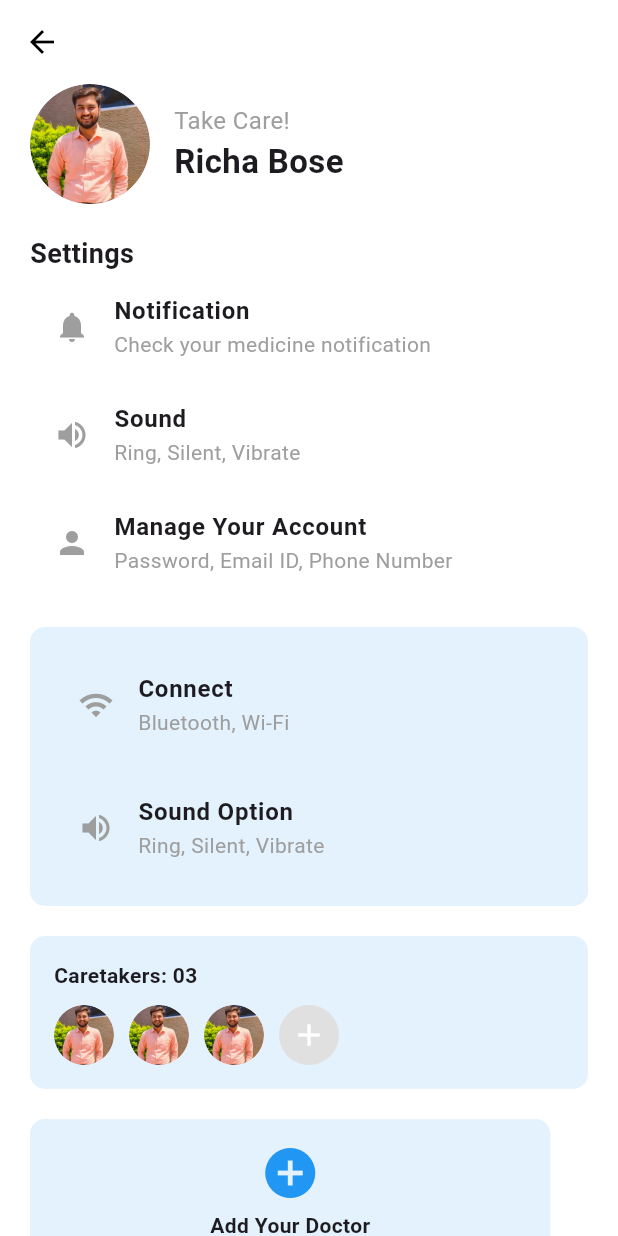
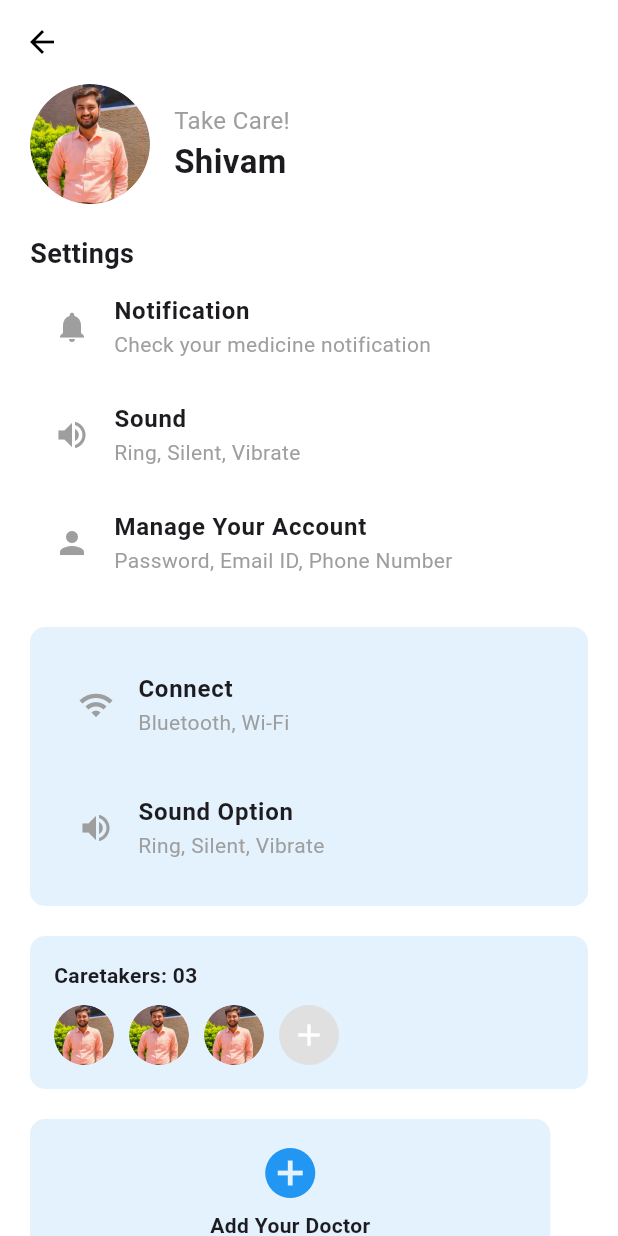
Before and after one commit to samjha1/medicine-reminder-app, a Flutter app: the ProfileScreen screen opened directly, on a phone screen of 412 x 824 dp. Run offline on Flutter 3.47's test engine with Material 3 defaults, Android fonts, the phone set to English and light mode, and no system bars; Roboto replaces fonts that are missing (SF Pro Display).

Commit message:
Update profile.dart

```diff
--- a/lib/presentation/screens/profile.dart
+++ b/lib/presentation/screens/profile.dart
@@ -50,7 +50,7 @@ class ProfileScreen extends StatelessWidget {
           children: [
             Text("Take Care!",
                 style: TextStyle(fontSize: 16, color: Colors.grey)),
-            Text("Richa Bose",
+            Text("Shivam",
                 style: TextStyle(fontSize: 22, fontWeight: FontWeight.bold)),
           ],
         ),
```
